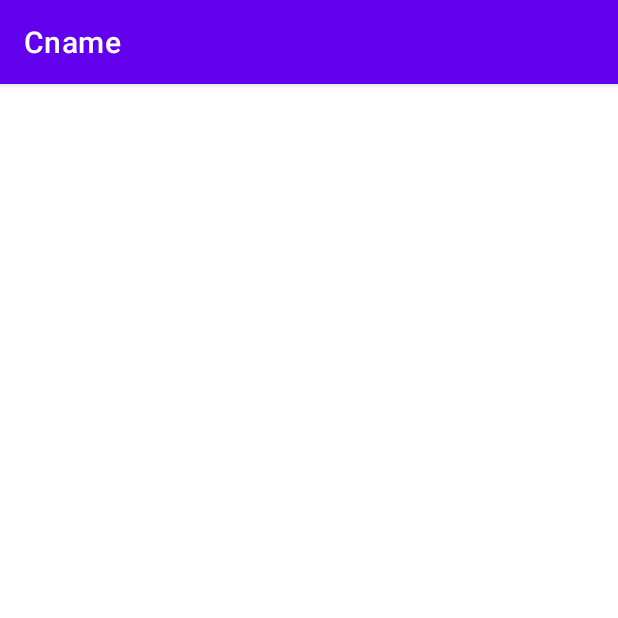
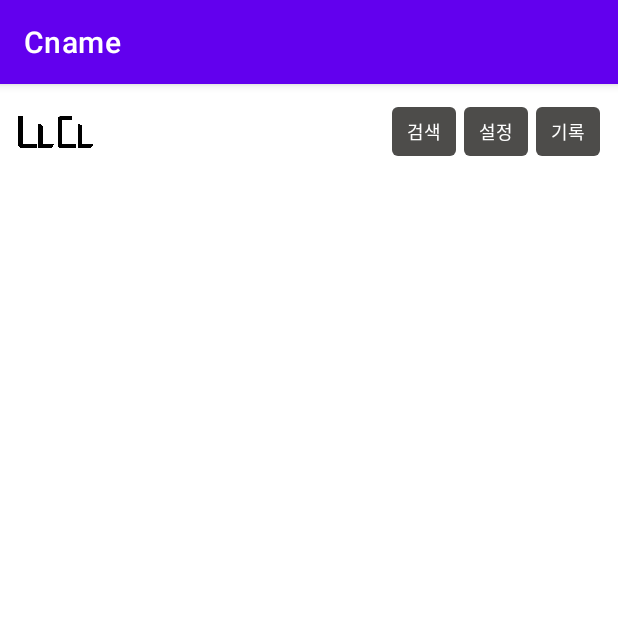
Before and after one commit to OSsunNO/Cname, an Android app: the screen it shows after launch (MainActivity), on a phone screen of 412 x 824 dp, the top half of it. Run offline under Robolectric (Android 15) with nearby library versions, the phone set to English and light mode, and no system bars.

Commit message:
Second Commit. Added a logo and three buttons

```diff
--- /dev/null
+++ b/app/src/main/res/drawable/bg_custom_button.xml
@@ -0,0 +1,11 @@
+<!--이 파일은 그냥 custom button 만들기 위한 drawable source입니다.-->
+<!--TextView로 만든 버튼의 모서리를 둥글게 만드는거.-->
+<?xml version="1.0" encoding="utf-8"?>
+<selector xmlns:android="http://schemas.android.com/apk/res/android">
+    <item android:state_focused="false" android:state_pressed="false">
+        <shape>
+            <solid android:color="#4D4C4A"/>
+            <corners android:radius="4dp"/>
+        </shape>
+    </item>
+</selector>
--- a/app/src/main/res/layout/activity_main.xml
+++ b/app/src/main/res/layout/activity_main.xml
@@ -4,6 +4,65 @@
     xmlns:tools="http://schemas.android.com/tools"
     android:layout_width="match_parent"
     android:layout_height="match_parent"
-    tools:context=".MainActivity">
+    tools:context=".MainActivity"
+    android:orientation="vertical">
+
+    <LinearLayout
+        android:layout_width="match_parent"
+        android:layout_height="wrap_content"
+        android:layout_marginTop="12dp">
+        <ImageView
+            android:layout_width="50dp"
+            android:layout_height="40dp"
+            android:src="@drawable/logoNADA"
+            android:layout_marginLeft="12dp"/>
+
+        <LinearLayout
+            android:layout_width="match_parent"
+            android:layout_height="match_parent"
+            android:layout_weight="1"
+            android:gravity="right|center_vertical">
+            <TextView
+                android:layout_width="wrap_content"
+                android:layout_height="wrap_content"
+                android:background="@drawable/bg_custom_button"
+                android:text="검색"
+                android:paddingHorizontal="10dp"
+                android:paddingVertical="7dp"
+                android:textSize="12sp"
+                android:textColor="@android:color/white"
+                android:id="@+id/SearchBtn"
+                android:layout_marginRight="5dp" />
+            <TextView
+                android:layout_width="wrap_content"
+                android:layout_height="wrap_content"
+                android:background="@drawable/bg_custom_button"
+                android:text="설정"
+                android:paddingHorizontal="10dp"
+                android:paddingVertical="7dp"
+                android:textSize="12sp"
+                android:textColor="@android:color/white"
+                android:id="@+id/SettingBtn"
+                android:layout_marginRight="5dp"/>
+            <TextView
+                android:layout_width="wrap_content"
+                android:layout_height="wrap_content"
+                android:background="@drawable/bg_custom_button"
+                android:text="기록"
+                android:paddingHorizontal="10dp"
+                android:paddingVertical="7dp"
+                android:textSize="12sp"
+                android:textColor="@android:color/white"
+                android:id="@+id/RecordBtn"
+                android:layout_marginRight="12dp"/>
+        </LinearLayout>
+
+    </LinearLayout>
+    <LinearLayout
+        android:layout_width="match_parent"
+        android:layout_height="match_parent">
+
+    </LinearLayout>
+
 
 </LinearLayout>
```
Also changed, not shown: app/src/main/res/drawable-v24/logoNADA.png (added).
